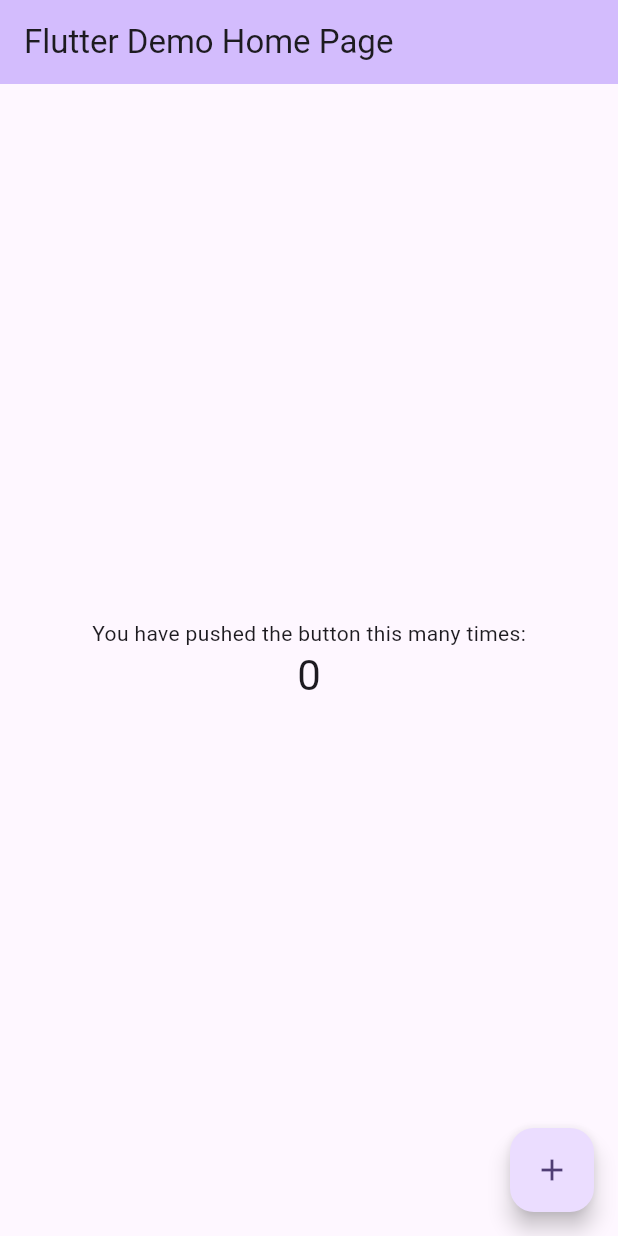
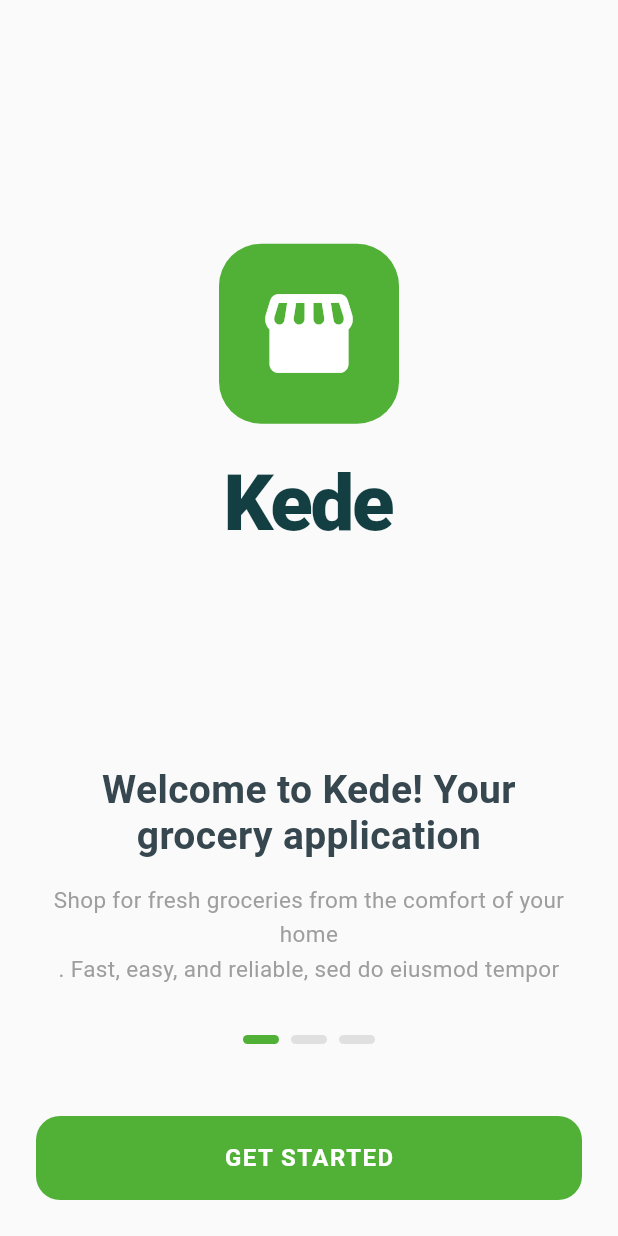
Before and after one commit to agismaulana1310/healthyfood-app, a Flutter app: the screen it shows after launch, on a phone screen of 412 x 824 dp. Run offline on Flutter 3.47's test engine with Material 3 defaults, Android fonts, the light colour scheme and no system bars.

Commit message:
login page UI

```diff
--- /dev/null
+++ b/lib/login-page/landing_page.dart
@@ -0,0 +1,72 @@
+import 'package:flutter/material.dart';
+import 'sign_in_page.dart'; // Impor untuk navigasi ke halaman Login
+
+class LandingPage extends StatelessWidget {
+  const LandingPage({super.key});
+
+  @override
+  Widget build(BuildContext context) {
+    const Color primaryGreen = Color(0xFF51B036);
+    const Color darkText = Color(0xFF133F43);
+
+    return Scaffold(
+      backgroundColor: const Color(0xFFF9FAF9), // Latar belakang abu-abu sangat terang
+      body: SafeArea(
+        child: Padding(
+          padding: const EdgeInsets.symmetric(horizontal: 24.0, vertical: 24.0),
+          child: Column(
+            mainAxisAlignment: MainAxisAlignment.center,
+            crossAxisAlignment: CrossAxisAlignment.center,
+            children: [
+              const Spacer(),
+
+              // Logo Kede
+              Container(
+                width: 120, height: 120,
+                decoration: BoxDecoration(color: primaryGreen, borderRadius: BorderRadius.circular(28)),
+                child: const Icon(Icons.storefront_rounded, size: 70, color: Colors.white),
+              ),
+              const SizedBox(height: 16),
+
+              // Nama Aplikasi
+              Text('Kede', style: TextStyle(fontSize: 52, fontWeight: FontWeight.w900, color: darkText, letterSpacing: -1.5)),
+              const Spacer(),
+
+              // Judul & Subjudul
+              Text('Welcome to Kede! Your\ngrocery application', textAlign: TextAlign.center, style: TextStyle(fontSize: 26, fontWeight: FontWeight.bold, color: Colors.blueGrey.shade800, height: 1.2)),
+              const SizedBox(height: 16),
+              const Text('Shop for fresh groceries from the comfort of your home\n. Fast, easy, and reliable, sed do eiusmod tempor', textAlign: TextAlign.center, style: TextStyle(fontSize: 15, color: Colors.grey, height: 1.5)),
+              const SizedBox(height: 32),
+
+              // Indikator Halaman (Dots)
+              Row(
+                mainAxisAlignment: MainAxisAlignment.center,
+                children: [
+                  Container(width: 24, height: 6, decoration: BoxDecoration(color: primaryGreen, borderRadius: BorderRadius.circular(4))),
+                  const SizedBox(width: 8),
+                  Container(width: 24, height: 6, decoration: BoxDecoration(color: Colors.grey.shade300, borderRadius: BorderRadius.circular(4))),
+                  const SizedBox(width: 8),
+                  Container(width: 24, height: 6, decoration: BoxDecoration(color: Colors.grey.shade300, borderRadius: BorderRadius.circular(4))),
+                ],
+              ),
+              const SizedBox(height: 48),
+
+              // Tombol GET STARTED
+              SizedBox(
+                width: double.infinity, height: 56,
+                child: ElevatedButton(
+                  onPressed: () {
+                    // Berpindah ke Halaman Login
+                    Navigator.push(context, MaterialPageRoute(builder: (context) => const SignInPage()));
+                  },
+                  style: ElevatedButton.styleFrom(backgroundColor: primaryGreen, shape: RoundedRectangleBorder(borderRadius: BorderRadius.circular(16)), elevation: 0),
+                  child: const Text('GET STARTED', style: TextStyle(fontSize: 16, fontWeight: FontWeight.bold, color: Colors.white, letterSpacing: 1.0)),
+                ),
+              ),
+            ],
+          ),
+        ),
+      ),
+    );
+  }
+}
--- a/lib/main.dart
+++ b/lib/main.dart
@@ -1,122 +1,32 @@
 import 'package:flutter/material.dart';
+import 'package:flutter/services.dart';
+import 'login-page/landing_page.dart'; // Memanggil halaman Landing
 
 void main() {
-  runApp(const MyApp());
+  // Mengatur status bar agar tembus pandang (opsional, untuk tampilan lebih bersih)
+  SystemChrome.setSystemUIOverlayStyle(
+    const SystemUiOverlayStyle(
+      statusBarColor: Colors.transparent,
+      statusBarIconBrightness: Brightness.dark,
+    ),
+  );
+  runApp(const KedeApp());
 }
 
-class MyApp extends StatelessWidget {
-  const MyApp({super.key});
+class KedeApp extends StatelessWidget {
+  const KedeApp({super.key});
 
-  // This widget is the root of your application.
   @override
   Widget build(BuildContext context) {
     return MaterialApp(
-      title: 'Flutter Demo',
+      title: 'Kede Grocery App',
+      debugShowCheckedModeBanner: false, // Menghilangkan pita "DEBUG"
       theme: ThemeData(
-        // This is the theme of your application.
-        //
-        // TRY THIS: Try running your application with "flutter run". You'll see
-        // the application has a purple toolbar. Then, without quitting the app,
-        // try changing the seedColor in the colorScheme below to Colors.green
-        // and then invoke "hot reload" (save your changes or press the "hot
-        // reload" button in a Flutter-supported IDE, or press "r" if you used
-        // the command line to start the app).
-        //
-        // Notice that the counter didn't reset back to zero; the application
-        // state is not lost during the reload. To reset the state, use hot
-        // restart instead.
-        //
-        // This works for code too, not just values: Most code changes can be
-        // tested with just a hot reload.
-        colorScheme: .fromSeed(seedColor: Colors.deepPurple),
+        fontFamily: 'Roboto', // Ganti dengan font pilihan Anda jika ada
+        primaryColor: const Color(0xFF51B036), // Hijau khas Kede
+        scaffoldBackgroundColor: Colors.white,
       ),
-      home: const MyHomePage(title: 'Flutter Demo Home Page'),
+      home: const LandingPage(), // Mulai dari halaman ini
     );
   }
 }
-
-class MyHomePage extends StatefulWidget {
-  const MyHomePage({super.key, required this.title});
-
-  // This widget is the home page of your application. It is stateful, meaning
-  // that it has a State object (defined below) that contains fields that affect
-  // how it looks.
-
-  // This class is the configuration for the state. It holds the values (in this
-  // case the title) provided by the parent (in this case the App widget) and
-  // used by the build method of the State. Fields in a Widget subclass are
-  // always marked "final".
-
-  final String title;
-
-  @override
-  State<MyHomePage> createState() => _MyHomePageState();
-}
-
-class _MyHomePageState extends State<MyHomePage> {
-  int _counter = 0;
-
-  void _incrementCounter() {
-    setState(() {
-      // This call to setState tells the Flutter framework that something has
-      // changed in this State, which causes it to rerun the build method below
-      // so that the display can reflect the updated values. If we changed
-      // _counter without calling setState(), then the build method would not be
-      // called again, and so nothing would appear to happen.
-      _counter++;
-    });
-  }
-
-  @override
-  Widget build(BuildContext context) {
-    // This method is rerun every time setState is called, for instance as done
-    // by the _incrementCounter method above.
-    //
-    // The Flutter framework has been optimized to make rerunning build methods
-    // fast, so that you can just rebuild anything that needs updating rather
-    // than having to individually change instances of widgets.
-    return Scaffold(
-      appBar: AppBar(
-        // TRY THIS: Try changing the color here to a specific color (to
-        // Colors.amber, perhaps?) and trigger a hot reload to see the AppBar
-        // change color while the other colors stay the same.
-        backgroundColor: Theme.of(context).colorScheme.inversePrimary,
-        // Here we take the value from the MyHomePage object that was created by
-        // the App.build method, and use it to set our appbar title.
-        title: Text(widget.title),
-      ),
-      body: Center(
-        // Center is a layout widget. It takes a single child and positions it
-        // in the middle of the parent.
-        child: Column(
-          // Column is also a layout widget. It takes a list of children and
-          // arranges them vertically. By default, it sizes itself to fit its
-          // children horizontally, and tries to be as tall as its parent.
-          //
-          // Column has various properties to control how it sizes itself and
-          // how it positions its children. Here we use mainAxisAlignment to
-          // center the children vertically; the main axis here is the vertical
-          // axis because Columns are vertical (the cross axis would be
-          // horizontal).
-          //
-          // TRY THIS: Invoke "debug painting" (choose the "Toggle Debug Paint"
-          // action in the IDE, or press "p" in the console), to see the
-          // wireframe for each widget.
-          mainAxisAlignment: .center,
-          children: [
-            const Text('You have pushed the button this many times:'),
-            Text(
-              '$_counter',
-              style: Theme.of(context).textTheme.headlineMedium,
-            ),
-          ],
-        ),
-      ),
-      floatingActionButton: FloatingActionButton(
-        onPressed: _incrementCounter,
-        tooltip: 'Increment',
-        child: const Icon(Icons.add),
-      ),
-    );
-  }
-}
```
Also changed, not shown: lib/login-page/create_account_page.dart (added, +99 -0 lines), lib/login-page/forget_password_page.dart (added, +116 -0 lines), lib/login-page/sign_in_page.dart (added, +118 -0 lines), pubspec.lock.
